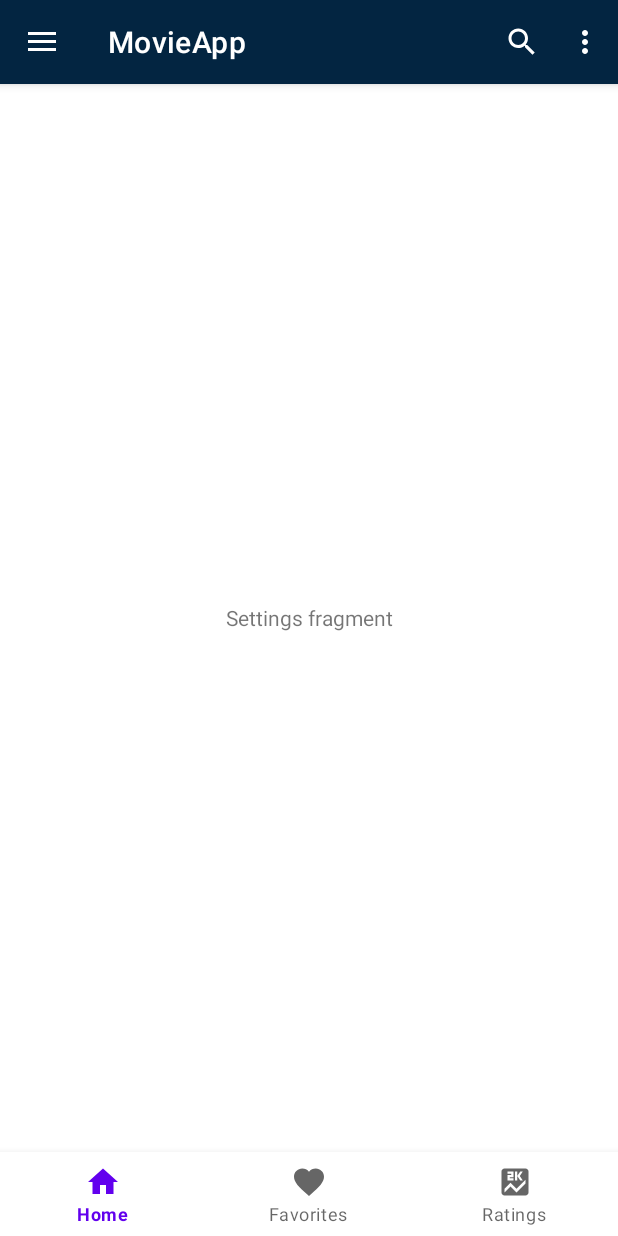
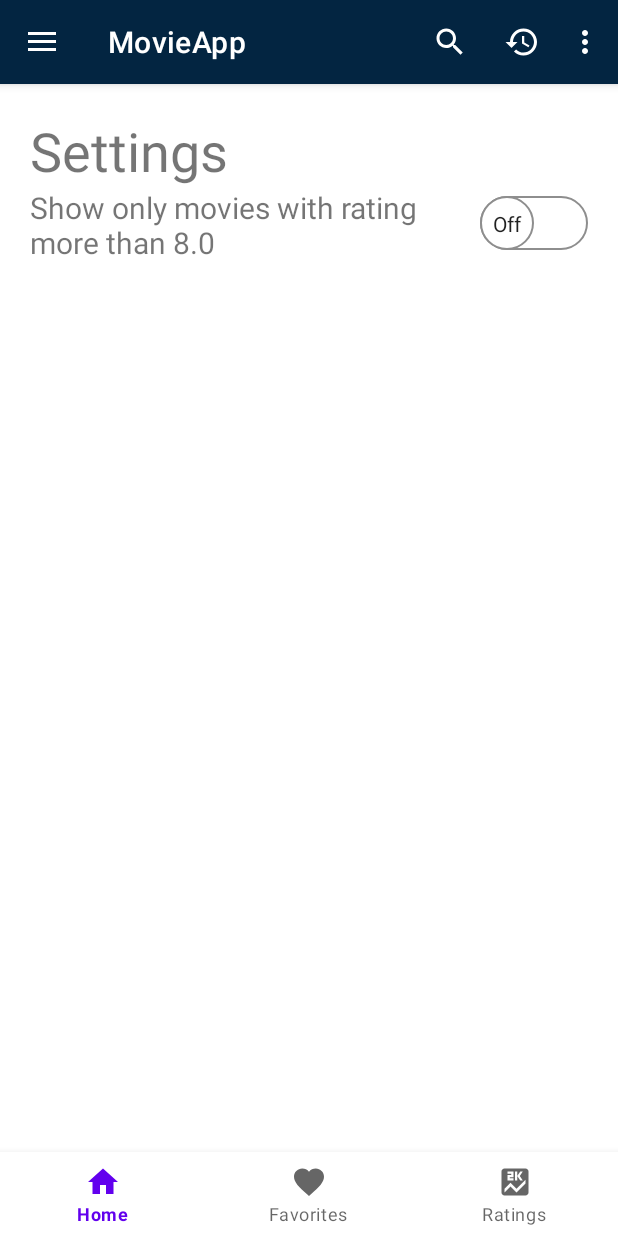
Before and after one commit to rodionovmax/MovieApp, an Android app: the fragment SettingsFragment placed in its activity, on a phone screen of 412 x 824 dp. Run offline under Robolectric (Android 15) with nearby library versions, the phone set to English and light mode, and no system bars.

Commit message:
added design

```diff
--- a/app/src/main/java/com/gb/movieapp/view/MainActivity.kt
+++ b/app/src/main/java/com/gb/movieapp/view/MainActivity.kt
@@ -3,8 +3,6 @@ package com.gb.movieapp.view
 import android.os.Bundle
 import android.view.Menu
 import android.view.MenuItem
-import android.view.View
-import android.widget.CheckBox
 import android.widget.Toast
 import androidx.appcompat.app.ActionBarDrawerToggle
 import androidx.appcompat.app.AppCompatActivity
@@ -15,6 +13,7 @@ import com.gb.movieapp.databinding.ActivityMainBinding
 import com.gb.movieapp.model.Movie
 import com.gb.movieapp.view.details.DetailsFragment
 import com.gb.movieapp.view.favorites.FavoritesFragment
+import com.gb.movieapp.view.history.ReviewsFragment
 import com.gb.movieapp.view.home.HomeFragment
 import com.google.android.material.bottomnavigation.BottomNavigationView
 import com.google.android.material.navigation.NavigationView
@@ -136,6 +135,7 @@ class MainActivity : AppCompatActivity(), MovieCardListener {
     override fun onOptionsItemSelected(item: MenuItem): Boolean {
         when (item.itemId) {
             R.id.settings -> openFragment(SettingsFragment.newInstance())
+            R.id.menu_history -> openFragment(ReviewsFragment.newInstance())
         }
 
         return super.onOptionsItemSelected(item)
--- /dev/null
+++ b/app/src/main/res/drawable/ic_history.xml
@@ -0,0 +1,10 @@
+<vector xmlns:android="http://schemas.android.com/apk/res/android"
+    android:width="24dp"
+    android:height="24dp"
+    android:viewportWidth="24"
+    android:viewportHeight="24"
+    android:tint="?attr/colorControlNormal">
+  <path
+      android:fillColor="@android:color/white"
+      android:pathData="M13,3c-4.97,0 -9,4.03 -9,9L1,12l3.89,3.89 0.07,0.14L9,12L6,12c0,-3.87 3.13,-7 7,-7s7,3.13 7,7 -3.13,7 -7,7c-1.93,0 -3.68,-0.79 -4.94,-2.06l-1.42,1.42C8.27,19.99 10.51,21 13,21c4.97,0 9,-4.03 9,-9s-4.03,-9 -9,-9zM12,8v5l4.28,2.54 0.72,-1.21 -3.5,-2.08L13.5,8L12,8z"/>
+</vector>
--- /dev/null
+++ b/app/src/main/res/drawable/thumb1.xml
@@ -0,0 +1,22 @@
+<?xml version="1.0" encoding="utf-8"?>
+<selector xmlns:android="http://schemas.android.com/apk/res/android">
+
+    <item android:state_checked="false">
+        <shape android:shape="oval">
+            <solid android:color="#ffffff"/>
+            <size android:width="36dp"
+                android:height="36dp" />
+            <stroke android:width="1dp"
+                android:color="#8e8e8e"/>
+        </shape>
+    </item>
+    <item android:state_checked="true">
+        <shape android:shape="oval">
+            <solid android:color="#ffffff"/>
+            <size android:width="36dp"
+                android:height="36dp" />
+            <stroke android:width="1dp"
+                android:color="#34c759"/>
+        </shape>
+    </item>
+</selector>
--- /dev/null
+++ b/app/src/main/res/drawable/track.xml
@@ -0,0 +1,17 @@
+<?xml version="1.0" encoding="utf-8"?>
+<selector xmlns:android="http://schemas.android.com/apk/res/android">
+    <item android:state_checked="false">
+        <shape android:shape="rectangle">
+            <solid android:color="#ffffff" />
+            <corners android:radius="50dp" />
+            <stroke android:color="#8e8e8e"
+                android:width="1dp" />
+        </shape>
+    </item>
+    <item android:state_checked="true">
+        <shape android:shape="rectangle">
+            <solid android:color="#34c759" />
+            <corners android:radius="50dp" />
+        </shape>
+    </item>
+</selector>
--- a/app/src/main/res/layout/fragment_favorites.xml
+++ b/app/src/main/res/layout/fragment_favorites.xml
@@ -1,6 +1,5 @@
 <?xml version="1.0" encoding="utf-8"?>
-<androidx.constraintlayout.widget.ConstraintLayout
-xmlns:android="http://schemas.android.com/apk/res/android"
+<androidx.constraintlayout.widget.ConstraintLayout xmlns:android="http://schemas.android.com/apk/res/android"
     xmlns:app="http://schemas.android.com/apk/res-auto"
     xmlns:tools="http://schemas.android.com/tools"
     android:layout_width="match_parent"
--- a/app/src/main/res/layout/fragment_settings.xml
+++ b/app/src/main/res/layout/fragment_settings.xml
@@ -1,15 +1,45 @@
 <?xml version="1.0" encoding="utf-8"?>
-<LinearLayout xmlns:android="http://schemas.android.com/apk/res/android"
-xmlns:tools="http://schemas.android.com/tools"
-android:layout_width="match_parent"
-android:layout_height="match_parent"
-android:layout_gravity="center"
-tools:context=".view.SettingsFragment">
-
-<TextView
+<androidx.constraintlayout.widget.ConstraintLayout xmlns:android="http://schemas.android.com/apk/res/android"
+    xmlns:app="http://schemas.android.com/apk/res-auto"
+    xmlns:tools="http://schemas.android.com/tools"
     android:layout_width="match_parent"
     android:layout_height="match_parent"
-    android:gravity="center"
-    android:text="@string/settings_fragment_placeholder" />
+    android:layout_gravity="center"
+    android:layout_margin="20dp"
+    tools:context=".view.SettingsFragment">
 
-</LinearLayout>
+    <androidx.appcompat.widget.AppCompatTextView
+        android:id="@+id/settings_title"
+        android:layout_width="match_parent"
+        android:layout_height="wrap_content"
+        android:text="@string/settings_title"
+        android:textSize="36sp"
+        app:layout_constraintStart_toStartOf="parent"
+        app:layout_constraintTop_toTopOf="parent" />
+
+
+    <androidx.appcompat.widget.AppCompatTextView
+        android:id="@+id/settings_rating_switch_text"
+        android:layout_width="0dp"
+        android:layout_height="wrap_content"
+        android:layout_marginEnd="10dp"
+        android:text="@string/settings_rating_text"
+        android:textSize="20sp"
+        app:layout_constraintStart_toStartOf="@id/settings_title"
+        app:layout_constraintEnd_toStartOf="@id/settings_switch_btn"
+        app:layout_constraintTop_toBottomOf="@id/settings_title" />
+
+    <androidx.appcompat.widget.SwitchCompat
+        android:id="@+id/settings_switch_btn"
+        android:layout_width="0dp"
+        android:layout_height="wrap_content"
+        android:textOff="@string/switch_text_off"
+        android:textOn="@string/switch_text_on"
+        android:thumb="@drawable/thumb1"
+        app:layout_constraintEnd_toEndOf="parent"
+        app:layout_constraintTop_toTopOf="@id/settings_rating_switch_text"
+        app:showText="true"
+        app:track="@drawable/track" />
+
+
+</androidx.constraintlayout.widget.ConstraintLayout>
--- a/app/src/main/res/menu/options_menu.xml
+++ b/app/src/main/res/menu/options_menu.xml
@@ -8,6 +8,11 @@
         app:actionViewClass="androidx.appcompat.widget.SearchView"
         app:showAsAction="ifRoom|collapseActionView" />
     <item
+        android:id="@+id/menu_history"
+        android:title="@string/menu_history"
+        android:icon="@drawable/ic_history"
+        app:showAsAction="always" />
+    <item
         android:id="@+id/settings"
         android:title="@string/toolbar_settings_title"
         app:showAsAction="never" />
--- a/app/src/main/res/values/colors.xml
+++ b/app/src/main/res/values/colors.xml
@@ -11,4 +11,5 @@
     <color name="blue_light">#2196F3</color>
     <color name="fragments_background">#D7DDFB</color>
     <color name="loading_background">#80FFFFFF</color>
+    <color name="loadingBackground">#80FFFFFF</color>
 </resources>
--- a/app/src/main/res/values/strings.xml
+++ b/app/src/main/res/values/strings.xml
@@ -49,4 +49,13 @@
     <string name="movie_overview_details">Peter Parker is unmasked and no longer able to separate his normal life from the high-stakes of being a super-hero. When he asks for help from Doctor Strange the stakes become even more dangerous, forcing him to discover what it truly means to be Spider-Man.</string>
     <string name="localized_movie_name_details">Original title</string>
     <string name="favorites_movie_flag">Favorites movie flag</string>
+    <string name="switch_text_on">On</string>
+    <string name="switch_text_off">Off</string>
+    <string name="settings_rating_text">Show only movies with rating more than 8.0</string>
+    <string name="settings_title">Settings</string>
+    <string name="details_write_review_btn">write review</string>
+    <string name="et_review_hint">Write your review ...</string>
+    <string name="btn_send">send</string>
+    <string name="menu_history">History</string>
+    <string name="history_title">Reviews</string>
 </resources>
```
Also changed, not shown: app/src/main/java/com/gb/movieapp/model/MovieReview.kt (added, +25 -0 lines), app/src/main/java/com/gb/movieapp/view/details/DetailsFragment.kt (+9 -0 lines), app/src/main/java/com/gb/movieapp/view/history/ReviewsAdapter.kt (added, +48 -0 lines), app/src/main/java/com/gb/movieapp/view/history/ReviewsFragment.kt (added, +62 -0 lines), app/src/main/java/com/gb/movieapp/viewmodel/HistoryViewModel.kt (added, +16 -0 lines), app/src/main/res/layout/fragment_details.xml (+29 -0 lines), app/src/main/res/layout/fragment_reviews.xml (added, +27 -0 lines), app/src/main/res/layout/fragment_reviews_recyclerview_item.xml (added, +41 -0 lines), app/src/main/res/layout/loading_layout.xml (added, +16 -0 lines). Lines whose indentation alone changed are shown as unchanged.
